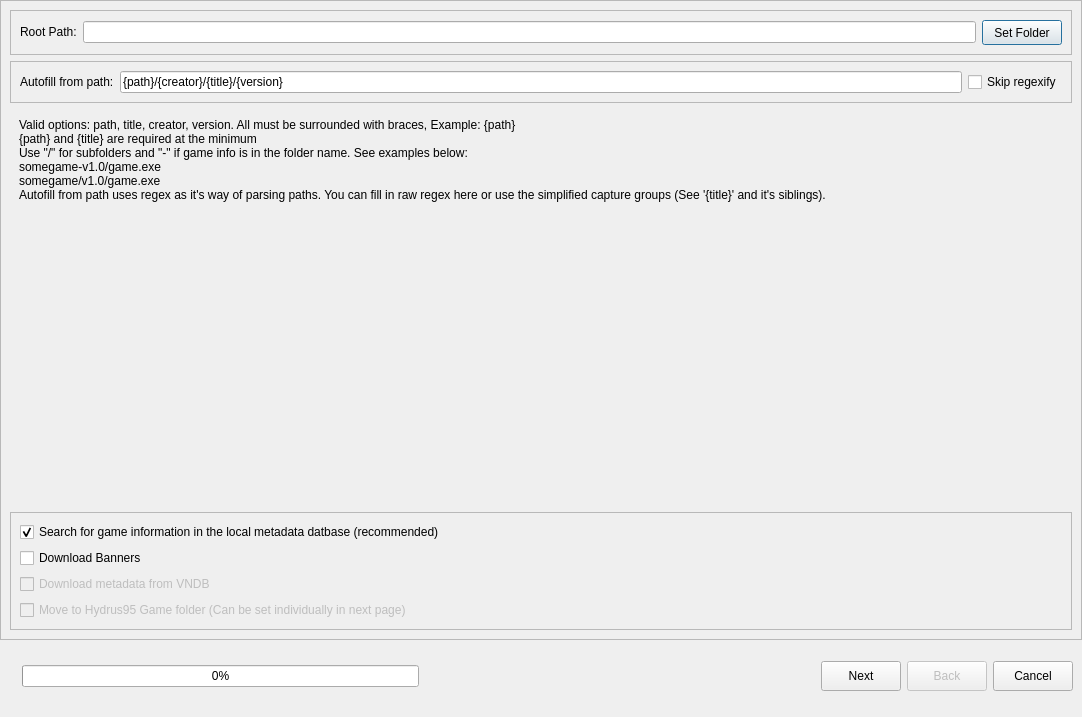
This is src/ui/dialog/batchimportdialog.ui in KJNeko/Atlas as Qt 5 draws it before an edit. The edited form follows.
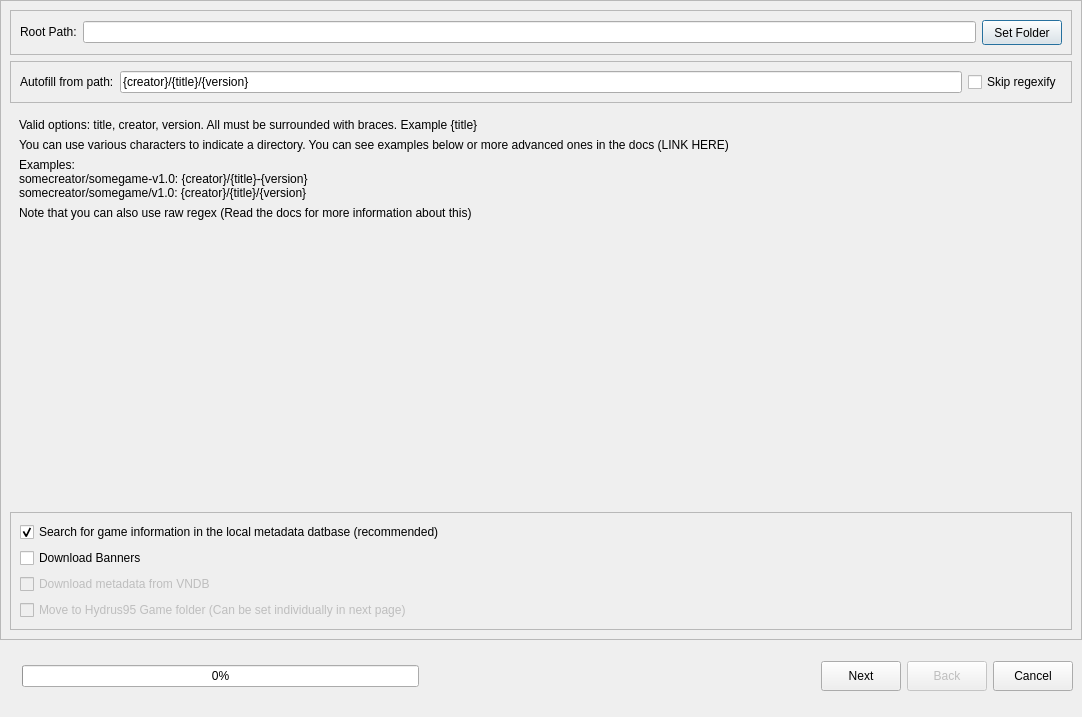
This is the edited form.

Commit message: Remove text replace for {path}

The edit to the form file:
```diff
--- a/src/ui/dialog/batchimportdialog.ui
+++ b/src/ui/dialog/batchimportdialog.ui
@@ -129,7 +129,7 @@
              <item>
               <widget class="QLineEdit" name="tbFormat">
                <property name="text">
-                <string>{path}/{creator}/{title}/{version}</string>
+                <string>{creator}/{title}/{version}</string>
                </property>
               </widget>
              </item>
@@ -152,18 +152,33 @@
              <enum>QFrame::Plain</enum>
             </property>
             <layout class="QVBoxLayout" name="verticalLayout_4">
+             <item>
+              <widget class="QLabel" name="label_4">
+               <property name="text">
+                <string>Valid options: title, creator, version. All must be surrounded with braces. Example {title}</string>
+               </property>
+              </widget>
+             </item>
+             <item>
+              <widget class="QLabel" name="label_7">
+               <property name="text">
+                <string>You can use various characters to indicate a directory. You can see examples below or more advanced ones in the docs (LINK HERE)</string>
+               </property>
+              </widget>
+             </item>
+             <item>
+              <widget class="QLabel" name="label_8">
+               <property name="text">
+                <string>Examples:
+somecreator/somegame-v1.0: {creator}/{title}-{version}
+somecreator/somegame/v1.0: {creator}/{title}/{version}</string>
+               </property>
+              </widget>
+             </item>
              <item>
               <widget class="QLabel" name="label_6">
                <property name="text">
-                <string>Valid options: path, title, creator, version. All must be surrounded with braces, Example: {path}
-{path} and {title} are required at the minimum
-Use &quot;/&quot; for subfolders and &quot;-&quot; if game info is in the folder name. See examples below:
-somegame-v1.0/game.exe
-somegame/v1.0/game.exe
-Autofill from path uses regex as it's way of parsing paths. You can fill in raw regex here or use the simplified capture groups (See '{title}' and it's siblings).</string>
-               </property>
-               <property name="wordWrap">
-                <bool>true</bool>
+                <string>Note that you can also use raw regex (Read the docs for more information about this)</string>
                </property>
               </widget>
              </item>
```
The commit also changes 1 other file.
